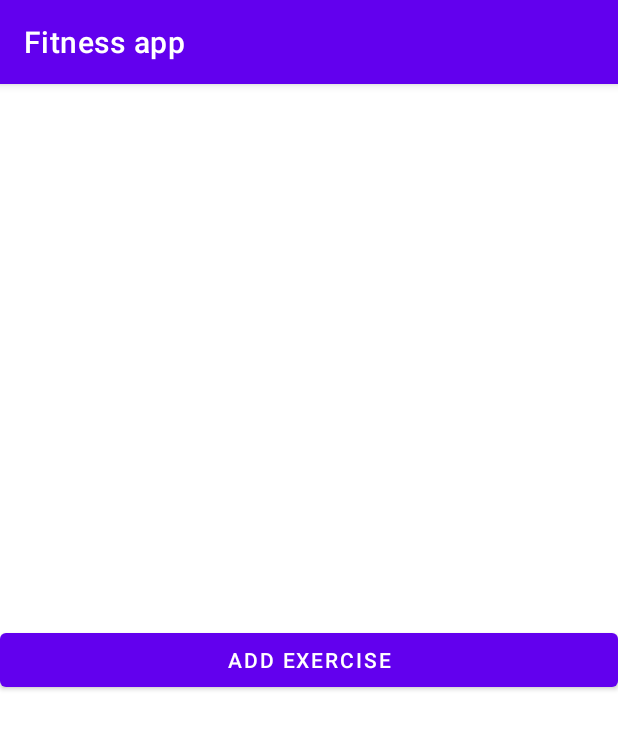
After one commit to Bosni4ko/Android_fitnes_app, an Android app: the CreateWorkoutActivity screen opened directly, with no data from a screen before it, on a phone screen of 412 x 824 dp. The commit adds this screen. Shown: the top 729 px of the screen. Run offline under Robolectric (Android 15) with nearby library versions, the phone set to English and light mode, and no system bars.

Commit message:
Add workout btn

```diff
--- a/app/src/main/AndroidManifest.xml
+++ b/app/src/main/AndroidManifest.xml
@@ -14,6 +14,9 @@
         android:theme="@style/Theme.FitnessApp"
         tools:targetApi="31">
         <activity
+            android:name=".CreateWorkoutActivity"
+            android:exported="false" />
+        <activity
             android:name=".MainActivity"
             android:exported="true"
             android:label="@string/app_name">
--- /dev/null
+++ b/app/src/main/java/com/coursework/fitnessapp/CreateWorkoutActivity.java
@@ -0,0 +1,14 @@
+package com.coursework.fitnessapp;
+
+import androidx.appcompat.app.AppCompatActivity;
+
+import android.os.Bundle;
+
+public class CreateWorkoutActivity extends AppCompatActivity {
+
+    @Override
+    protected void onCreate(Bundle savedInstanceState) {
+        super.onCreate(savedInstanceState);
+        setContentView(R.layout.activity_create_workout);
+    }
+}
--- /dev/null
+++ b/app/src/main/res/layout/activity_create_workout.xml
@@ -0,0 +1,22 @@
+<?xml version="1.0" encoding="utf-8"?>
+<androidx.constraintlayout.widget.ConstraintLayout xmlns:android="http://schemas.android.com/apk/res/android"
+    xmlns:app="http://schemas.android.com/apk/res-auto"
+    xmlns:tools="http://schemas.android.com/tools"
+    android:layout_width="match_parent"
+    android:layout_height="match_parent"
+    tools:context=".CreateWorkoutActivity">
+
+    <RelativeLayout
+        android:layout_width="fill_parent"
+        android:layout_height="wrap_content"
+        app:layout_constraintBottom_toBottomOf="parent"
+        app:layout_constraintEnd_toEndOf="parent"
+        app:layout_constraintStart_toStartOf="parent"
+        app:layout_constraintTop_toTopOf="parent">
+
+        <Button
+            android:layout_width="fill_parent"
+            android:layout_height="wrap_content"
+            android:text="@string/add_exercise_btn"/>
+    </RelativeLayout>
+</androidx.constraintlayout.widget.ConstraintLayout>
--- a/app/src/main/res/values/strings.xml
+++ b/app/src/main/res/values/strings.xml
@@ -3,4 +3,5 @@
     <string name="title_home">Home</string>
     <string name="title_dashboard">Dashboard</string>
     <string name="title_notifications">Notifications</string>
+    <string name="add_exercise_btn">Add exercise</string>
 </resources>
```
Also changed, not shown: app/src/main/java/com/coursework/fitnessapp/MainActivity.java (+38 -8 lines), app/src/main/java/com/coursework/fitnessapp/ui/home/HomeFragment.java (+25 -0 lines), app/src/main/res/drawable/ic_add_background.xml (added, +74 -0 lines), app/src/main/res/drawable/ic_add_foreground.xml (added, +15 -0 lines), app/src/main/res/layout/fragment_home.xml (+11 -4 lines), app/src/main/ic_add-playstore.png (added).
